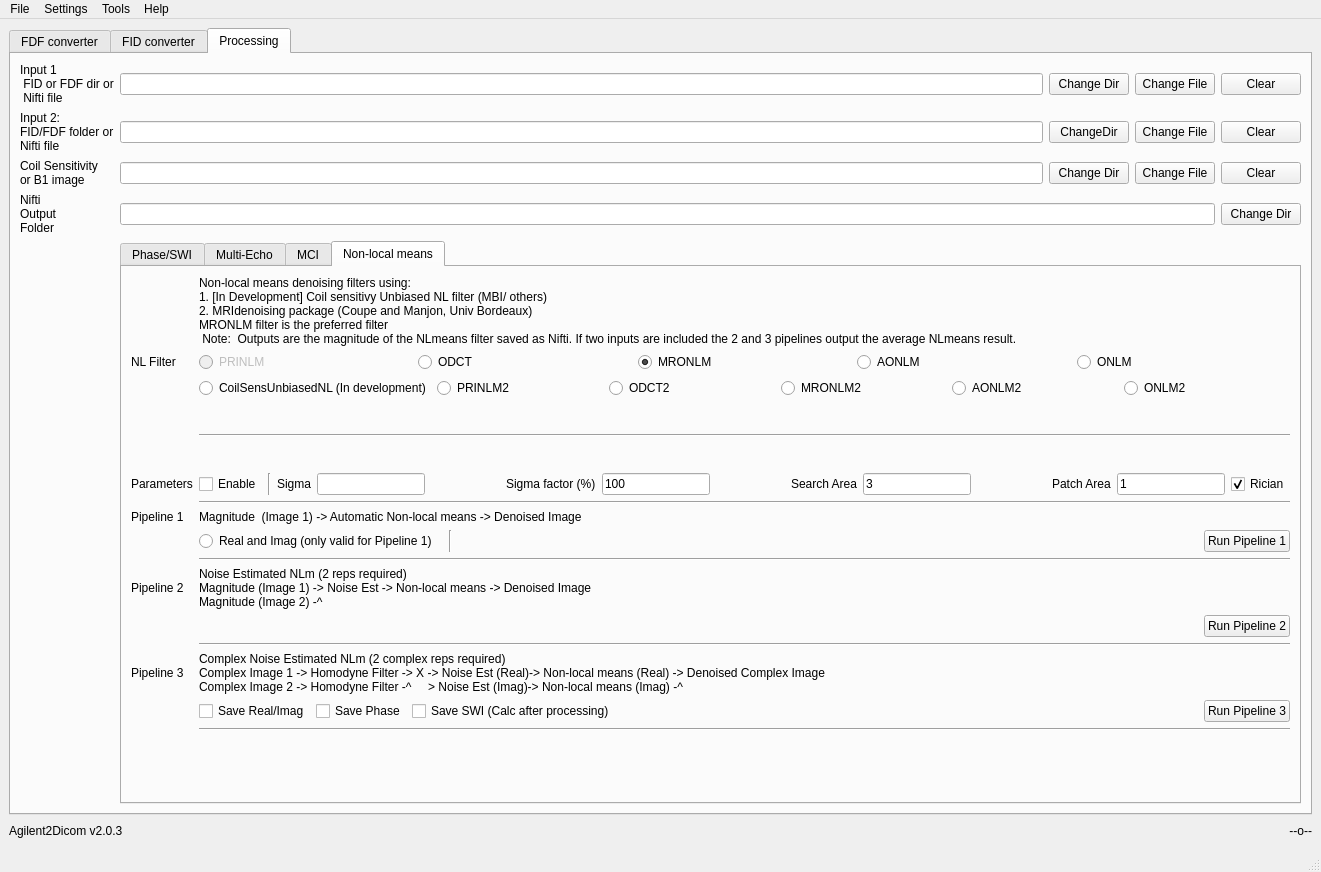
This is Agilent2DicomQt2.ui in maeager/Agilent2Dicom as Qt 5 draws it before an edit. The edited form follows.
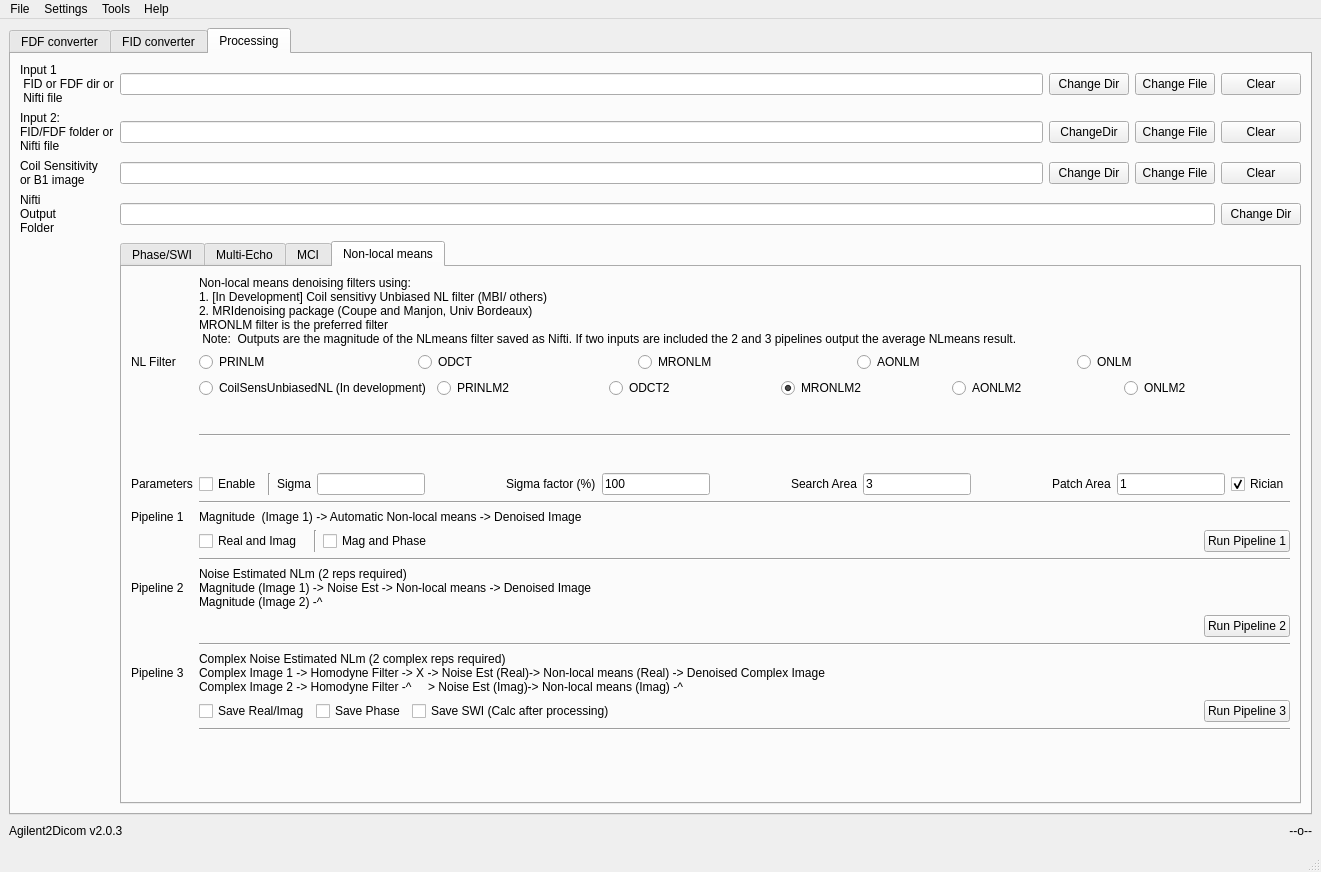
This is the edited form. The open tabs and pages were chosen to show the change.

Commit message: Gui update with action items for NLmeans

```diff
--- a/Agilent2DicomQt2.ui
+++ b/Agilent2DicomQt2.ui
@@ -2357,9 +2357,9 @@
                 <item row="8" column="1">
                  <layout class="QHBoxLayout" name="horizontalLayout_20">
                   <item>
-                   <widget class="QRadioButton" name="radioButton_NLinputRI">
+                   <widget class="QCheckBox" name="checkBox_NLinputRI">
                     <property name="text">
-                     <string>Real and Imag (only valid for Pipeline 1)</string>
+                     <string>Real and Imag</string>
                     </property>
                    </widget>
                   </item>
@@ -2377,6 +2377,13 @@
                     </property>
                    </widget>
                   </item>
+                  <item>
+                   <widget class="QCheckBox" name="checkBox_NLinputMagPha">
+                    <property name="text">
+                     <string>Mag and Phase</string>
+                    </property>
+                   </widget>
+                  </item>
                   <item>
                    <spacer name="horizontalSpacer_14">
                     <property name="orientation">
@@ -2567,7 +2574,7 @@
                   <item>
                    <widget class="QRadioButton" name="PRINLM">
                     <property name="enabled">
-                     <bool>false</bool>
+                     <bool>true</bool>
                     </property>
                     <property name="toolTip">
                      <string>The PRINLM filter is described in:                                   
@@ -2965,6 +2972,12 @@
                     <property name="text">
                      <string>MRONLM2</string>
                     </property>
+                    <property name="checked">
+                     <bool>true</bool>
+                    </property>
+                    <property name="action_MRONLM2" stdset="0">
+                     <bool>false</bool>
+                    </property>
                    </widget>
                   </item>
                   <item row="0" column="1">
```
Left out of the diff: 95 changed lines with no effect on the pictures. The commit also changes 2 other files.
